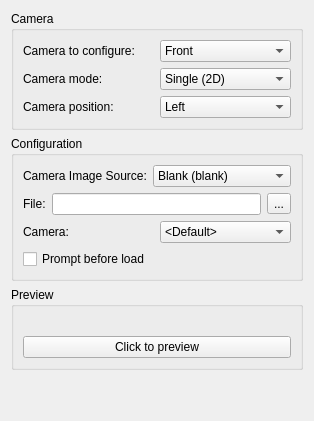
Above: src/citra_qt/configuration/configure_camera.ui from PabloMK7/citra before the change. Below: the same form after it.
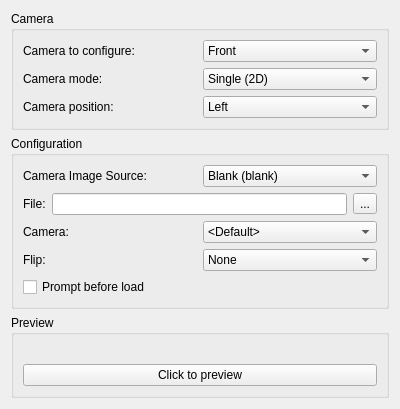
That is the form after the change.

Commit message: camera: Add camera flip config

```diff
--- a/src/citra_qt/configuration/configure_camera.ui
+++ b/src/citra_qt/configuration/configure_camera.ui
@@ -3,6 +3,17 @@
 <ui version="4.0">
   <class>ConfigureCamera</class>
   <widget class="QWidget" name="ConfigureCamera">
+  <property name="geometry">
+   <rect>
+    <x>0</x>
+    <y>0</y>
+    <width>400</width>
+    <height>300</height>
+   </rect>
+  </property>
+  <property name="windowTitle">
+   <string>Form</string>
+  </property>
     <layout class="QVBoxLayout" name="verticalLayout">
       <item>
         <widget class="QGroupBox" name="groupBox">
@@ -186,6 +197,21 @@
                 </item>
                 <item>
                   <widget class="QComboBox" name="system_camera">
+          <property name="sizePolicy">
+           <sizepolicy hsizetype="Maximum" vsizetype="Fixed">
+            <horstretch>0</horstretch>
+            <verstretch>0</verstretch>
+           </sizepolicy>
+          </property>
+          <property name="maximumSize">
+           <size>
+            <width>250</width>
+            <height>16777215</height>
+           </size>
+          </property>
+          <property name="toolTip">
+           <string>Select the system camera to use</string>
+          </property>
                     <item>
                       <property name="text">
                         <string>&lt;Default&gt;</string>
@@ -195,6 +221,65 @@
                 </item>
               </layout>
             </item>
+      <item>
+       <layout class="QHBoxLayout" name="horizontalLayout_8">
+        <item>
+         <widget class="QLabel" name="camera_flip_label">
+          <property name="frameShape">
+           <enum>QFrame::NoFrame</enum>
+          </property>
+          <property name="toolTip">
+           <string>Select the image flip to apply</string>
+          </property>
+          <property name="text">
+           <string>Flip:</string>
+          </property>
+         </widget>
+        </item>
+        <item>
+         <widget class="QComboBox" name="camera_flip">
+          <property name="enabled">
+           <bool>true</bool>
+          </property>
+          <property name="sizePolicy">
+           <sizepolicy hsizetype="Maximum" vsizetype="Fixed">
+            <horstretch>0</horstretch>
+            <verstretch>0</verstretch>
+           </sizepolicy>
+          </property>
+          <property name="maximumSize">
+           <size>
+            <width>800</width>
+            <height>16777215</height>
+           </size>
+          </property>
+          <property name="toolTip">
+           <string>Select the image flip to apply</string>
+          </property>
+          <item>
+           <property name="text">
+            <string>None</string>
+           </property>
+          </item>
+          <item>
+           <property name="text">
+            <string>Horizontal</string>
+           </property>
+          </item>
+          <item>
+           <property name="text">
+            <string>Vertical</string>
+           </property>
+          </item>
+          <item>
+           <property name="text">
+            <string>Reverse</string>
+           </property>
+          </item>
+         </widget>
+        </item>
+       </layout>
+      </item>
             <item>
               <widget class="QCheckBox" name="prompt_before_load">
                 <property name="text">
```
Left out of the diff: 9 changed lines with no effect on the pictures. Lines whose indentation alone changed are shown as unchanged. The commit also changes 15 other files.
